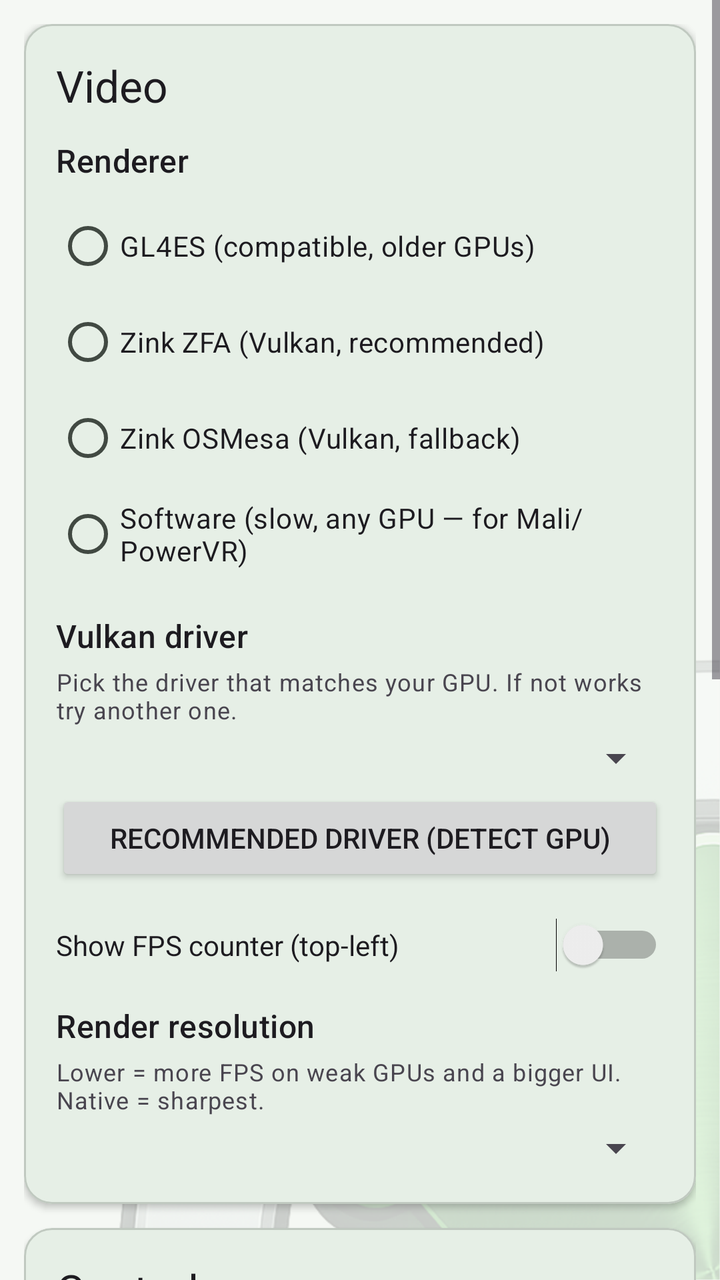
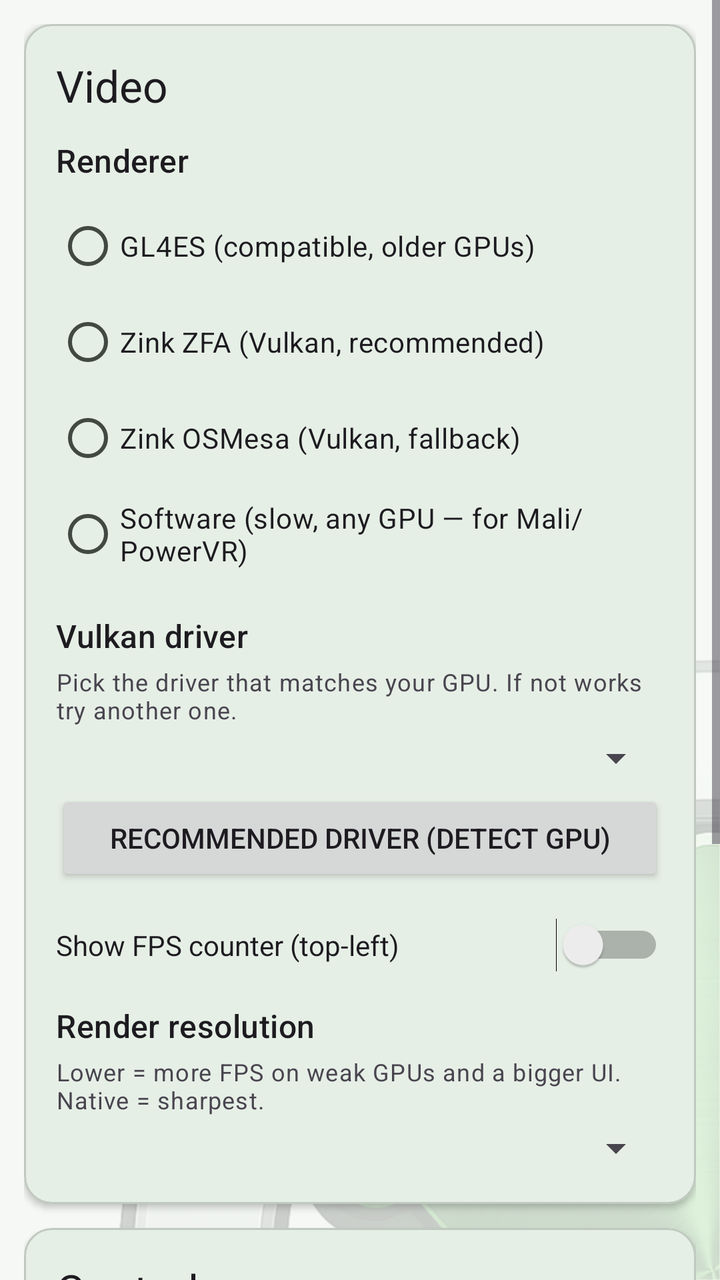

Screens rendered from an Android XML layout before and after an edit, with the pre-edit source and the edit as a unified diff.
<!-- AndroidManifest.xml: application theme AppTheme -->
<!-- res/layout/fragment_settings.xml -->
<?xml version="1.0" encoding="utf-8"?>
<ScrollView xmlns:android="http://schemas.android.com/apk/res/android"
    xmlns:app="http://schemas.android.com/apk/res-auto"
    android:layout_width="match_parent"
    android:layout_height="match_parent">

  <LinearLayout
    android:layout_width="match_parent"
    android:layout_height="wrap_content"
    android:orientation="vertical"
    android:padding="12dp">

    
    <com.google.android.material.card.MaterialCardView
        android:layout_width="match_parent"
        android:layout_height="wrap_content"
        android:layout_marginBottom="12dp"
        app:cardCornerRadius="14dp"
        app:cardElevation="2dp">

      <LinearLayout
          android:layout_width="match_parent"
          android:layout_height="wrap_content"
          android:orientation="vertical"
          android:padding="16dp">

        <TextView
            android:layout_width="wrap_content"
            android:layout_height="wrap_content"
            android:text="@string/card_video"
            android:textAppearance="?attr/textAppearanceTitleLarge"
            android:layout_marginBottom="12dp" />

        <TextView
            android:layout_width="wrap_content"
            android:layout_height="wrap_content"
            android:text="@string/renderer"
            android:textAppearance="?attr/textAppearanceTitleMedium"
            android:layout_marginBottom="8dp" />

        <RadioGroup
            android:id="@+id/rg_renderer"
            android:layout_width="wrap_content"
            android:layout_height="wrap_content"
            android:layout_marginBottom="16dp">

          <RadioButton
              android:id="@+id/rb_gl4es"
              android:layout_width="wrap_content"
              android:layout_height="wrap_content"
              android:text="@string/gl4es_label" />

          <RadioButton
              android:id="@+id/rb_zink_zfa"
              android:layout_width="wrap_content"
              android:layout_height="wrap_content"
              android:text="@string/zink_zfa_label" />

          <RadioButton
              android:id="@+id/rb_zink_osmesa"
              android:layout_width="wrap_content"
              android:layout_height="wrap_content"
              android:text="@string/zink_osmesa_label" />

          <RadioButton
              android:id="@+id/rb_softpipe"
              android:layout_width="wrap_content"
              android:layout_height="wrap_content"
              android:text="@string/softpipe_label" />
        </RadioGroup>

        <TextView
            android:layout_width="wrap_content"
            android:layout_height="wrap_content"
            android:text="@string/vulkan_driver"
            android:textAppearance="?attr/textAppearanceTitleMedium"
            android:layout_marginBottom="4dp" />

        <TextView
            android:layout_width="wrap_content"
            android:layout_height="wrap_content"
            android:text="@string/vulkan_driver_hint"
            android:textAppearance="?attr/textAppearanceBodySmall"
            android:layout_marginBottom="4dp" />

        <Spinner
            android:id="@+id/spinner_vulkan_driver"
            android:layout_width="match_parent"
            android:layout_height="wrap_content"
            android:layout_marginBottom="4dp" />

        <Button
            android:id="@+id/btn_recommend_driver"
            android:layout_width="match_parent"
            android:layout_height="wrap_content"
            android:text="@string/driver_recommend"
            android:textSize="14dp" />

        <Switch
            android:id="@+id/sw_show_fps"
            android:layout_width="match_parent"
            android:layout_height="wrap_content"
            android:layout_marginTop="16dp"
            android:text="@string/show_fps_label" />

        
        <TextView
            android:layout_width="wrap_content"
            android:layout_height="wrap_content"
            android:text="@string/render_res_label"
            android:textAppearance="?attr/textAppearanceTitleMedium"
            android:layout_marginTop="16dp"
            android:layout_marginBottom="4dp" />

        <TextView
            android:layout_width="wrap_content"
            android:layout_height="wrap_content"
            android:text="@string/render_res_hint"
            android:textAppearance="?attr/textAppearanceBodySmall"
            android:layout_marginBottom="4dp" />

        <Spinner
            android:id="@+id/spinner_render_res"
            android:layout_width="match_parent"
            android:layout_height="wrap_content" />
      </LinearLayout>
    </com.google.android.material.card.MaterialCardView>

    
    <com.google.android.material.card.MaterialCardView
        android:layout_width="match_parent"
        android:layout_height="wrap_content"
        android:layout_marginBottom="12dp"
        app:cardCornerRadius="14dp"
        app:cardElevation="2dp">

      <LinearLayout
          android:layout_width="match_parent"
          android:layout_height="wrap_content"
          android:orientation="vertical"
          android:padding="16dp">

        <TextView
            android:layout_width="wrap_content"
            android:layout_height="wrap_content"
            android:text="@string/card_controls"
            android:textAppearance="?attr/textAppearanceTitleLarge"
            android:layout_marginBottom="12dp" />

        <Button
            android:id="@+id/btn_edit_controls"
            android:layout_width="match_parent"
            android:layout_height="wrap_content"
            android:text="@string/edit_controls" />

        <Button
            android:id="@+id/btn_gamepad_mapper"
            android:layout_width="match_parent"
            android:layout_height="wrap_content"
            android:layout_marginTop="8dp"
            android:text="@string/gamepad_mapper_settings_btn" />

        <Switch
            android:id="@+id/sw_haptic"
            android:layout_width="match_parent"
            android:layout_height="wrap_content"
            android:layout_marginTop="16dp"
            android:text="@string/haptic_label" />

        <Switch
            android:id="@+id/sw_drag_pan"
            android:layout_width="match_parent"
            android:layout_height="wrap_content"
            android:layout_marginTop="12dp"
            android:text="@string/drag_pan_label" />
      </LinearLayout>
    </com.google.android.material.card.MaterialCardView>

    
    <com.google.android.material.card.MaterialCardView
        android:layout_width="match_parent"
        android:layout_height="wrap_content"
        android:layout_marginBottom="12dp"
        app:cardCornerRadius="14dp"
        app:cardElevation="2dp">

      <LinearLayout
          android:layout_width="match_parent"
          android:layout_height="wrap_content"
          android:orientation="vertical"
          android:padding="16dp">

        <TextView
            android:layout_width="wrap_content"
            android:layout_height="wrap_content"
            android:text="@string/card_sound"
            android:textAppearance="?attr/textAppearanceTitleLarge"
            android:layout_marginBottom="12dp" />

        <Button
            android:id="@+id/btn_steam_spike"
            android:layout_width="match_parent"
            android:layout_height="wrap_content"
            android:text="@string/sound_generate" />

        <TextView
            android:layout_width="match_parent"
            android:layout_height="wrap_content"
            android:text="@string/sound_generate_note"
            android:textAppearance="?attr/textAppearanceBodySmall"
            android:layout_marginTop="4dp"
            android:layout_marginBottom="8dp" />

        <Switch
            android:id="@+id/sw_audio"
            android:layout_width="match_parent"
            android:layout_height="wrap_content"
            android:layout_marginTop="4dp"
            android:text="@string/audio_label" />
      </LinearLayout>
    </com.google.android.material.card.MaterialCardView>

    
    <com.google.android.material.card.MaterialCardView
        android:layout_width="match_parent"
        android:layout_height="wrap_content"
        android:layout_marginBottom="12dp"
        app:cardCornerRadius="14dp"
        app:cardElevation="2dp">

      <LinearLayout
          android:layout_width="match_parent"
          android:layout_height="wrap_content"
          android:orientation="vertical"
          android:padding="16dp">

        
        <TextView
            android:id="@+id/tv_advanced_header"
            android:layout_width="match_parent"
            android:layout_height="wrap_content"
            android:text="@string/card_advanced"
            android:textAppearance="?attr/textAppearanceTitleLarge"
            android:drawableEnd="@android:drawable/arrow_down_float"
            android:clickable="true"
            android:focusable="true" />

        <LinearLayout
            android:id="@+id/ll_advanced_content"
            android:layout_width="match_parent"
            android:layout_height="wrap_content"
            android:orientation="vertical"
            android:visibility="gone">

          <Switch
              android:id="@+id/sw_debug"
              android:layout_width="match_parent"
              android:layout_height="wrap_content"
              android:layout_marginTop="12dp"
              android:text="@string/debug_mode" />

          <Switch
              android:id="@+id/sw_compat_mode"
              android:layout_width="match_parent"
              android:layout_height="wrap_content"
              android:layout_marginTop="12dp"
              android:text="@string/compat_mode_label" />

          <TextView
              android:layout_width="match_parent"
              android:layout_height="wrap_content"
              android:layout_marginTop="2dp"
              android:textAppearance="?attr/textAppearanceBodySmall"
              android:alpha="0.7"
              android:text="@string/compat_mode_hint" />

          <TextView
              android:layout_width="wrap_content"
              android:layout_height="wrap_content"
              android:layout_marginTop="16dp"
              android:text="@string/env_section_header"
              android:textAppearance="?attr/textAppearanceTitleMedium" />

          <TextView
              android:layout_width="match_parent"
              android:layout_height="wrap_content"
              android:text="@string/env_vars_hint"
              android:textAppearance="?attr/textAppearanceBodySmall"
              android:layout_marginBottom="4dp" />

          <EditText
              android:id="@+id/et_env_vars"
              android:layout_width="match_parent"
              android:layout_height="wrap_content"
              android:fontFamily="monospace"
              android:textSize="13sp"
              android:inputType="textNoSuggestions|textMultiLine|textVisiblePassword"
              android:hint="@string/env_vars_hint_example" />

          
          <Switch
              android:id="@+id/sw_strict_barriers"
              android:layout_width="wrap_content"
              android:layout_height="wrap_content"
              android:text="@string/strict_barriers"
              android:visibility="gone" />

          <Button
              android:id="@+id/btn_smoketest"
              android:layout_width="wrap_content"
              android:layout_height="wrap_content"
              android:text="@string/smoketest_label"
              android:visibility="gone" />

          <Button
              android:id="@+id/btn_steam_dl"
              android:layout_width="wrap_content"
              android:layout_height="wrap_content"
              android:text="@string/steam_dl_label"
              android:visibility="gone" />

          <TextView
              android:id="@+id/tv_steam_dl_status"
              android:layout_width="match_parent"
              android:layout_height="wrap_content"
              android:textIsSelectable="true"
              android:visibility="gone"
              android:textSize="12sp" />

          
          <LinearLayout
              android:layout_width="match_parent"
              android:layout_height="wrap_content"
              android:orientation="vertical"
              android:visibility="gone">

            <TextView
                android:id="@+id/tv_render_scale_label"
                android:layout_width="wrap_content"
                android:layout_height="wrap_content"
                android:text="Render scale: 60%"
                android:textAppearance="?attr/textAppearanceTitleMedium" />

            <SeekBar
                android:id="@+id/sb_render_scale"
                android:layout_width="match_parent"
                android:layout_height="wrap_content"
                android:max="33"
                android:progress="5" />
          </LinearLayout>
        </LinearLayout>
      </LinearLayout>
    </com.google.android.material.card.MaterialCardView>

  </LinearLayout>
</ScrollView>
<!-- resources referenced by this layout -->
<resources>
  <string name="audio_label">Game sound</string>
  <string name="card_advanced">Advanced</string>
  <string name="card_controls">Controls</string>
  <string name="card_sound">Sound</string>
  <string name="card_video">Video</string>
  <string name="compat_mode_label">Compatibility mode</string>
  <string name="debug_mode">Debug mode (verbose log)</string>
  <string name="drag_pan_label">Drag the map with a finger to pan</string>
  <string name="driver_recommend">Recommended driver (detect GPU)</string>
  <string name="edit_controls">Edit on-screen controls…</string>
  <string name="env_section_header">Environment variables</string>
  <string name="env_vars_hint_example">e.g. BOX64_DYNAREC_ALIGNED_ATOMICS=1</string>
  <string name="gamepad_mapper_settings_btn">Gamepad mapping</string>
  <string name="gl4es_label">GL4ES (compatible, older GPUs)</string>
  <string name="haptic_label">Vibrate on button press</string>
  <string name="render_res_hint">Lower = more FPS on weak GPUs and a bigger UI. Native = sharpest.</string>
  <string name="render_res_label">Render resolution</string>
  <string name="renderer">Renderer</string>
  <string name="show_fps_label">Show FPS counter (top-left)</string>
  <string name="smoketest_label">Test software renderer (OSMesa)</string>
  <string name="softpipe_label">Software (slow, any GPU — for Mali/PowerVR)</string>
  <string name="sound_generate">Install game sound</string>
  <string name="sound_generate_note">Game sound is installed as a separate mod because of decoder issues. The toggle below turns that mod on or off. With sound on, the game takes a bit longer to load.</string>
  <string name="steam_dl_label">Steam download spike (RimWorld)</string>
  <string name="strict_barriers">Interpreter mode (test — VERY slow, diagnostic for save corruption)</string>
  <string name="vulkan_driver">Vulkan driver</string>
  <string name="vulkan_driver_hint">Pick the driver that matches your GPU. If not works try another one.</string>
  <string name="zink_osmesa_label">Zink OSMesa (Vulkan, fallback)</string>
  <string name="zink_zfa_label">Zink ZFA (Vulkan, recommended)</string>
  <color name="rd_primary">#2E7D32</color>
  <color name="rd_primary_container">#B4F0B6</color>
  <color name="rd_on_primary_container">#00210A</color>
  <color name="md_theme_secondary">#4F6354</color>
  <color name="md_theme_onSecondary">#FFFFFF</color>
  <color name="md_theme_secondaryContainer">#D2E8D6</color>
  <color name="md_theme_onSecondaryContainer">#0E1F14</color>
  <color name="md_theme_tertiary">#3A656E</color>
  <color name="md_theme_onTertiary">#FFFFFF</color>
  <color name="md_theme_tertiaryContainer">#BEEAF5</color>
  <color name="md_theme_onTertiaryContainer">#001F25</color>
  <color name="md_theme_error">#BA1A1A</color>
  <color name="md_theme_onError">#FFFFFF</color>
  <color name="md_theme_errorContainer">#FFDAD6</color>
  <color name="md_theme_onErrorContainer">#410002</color>
  <color name="md_theme_background">#F5F8F4</color>
  <color name="md_theme_onBackground">#181D18</color>
  <color name="md_theme_surface">#F5F8F4</color>
  <color name="md_theme_onSurface">#181D18</color>
  <color name="md_theme_surfaceVariant">#DCE5DC</color>
  <color name="md_theme_onSurfaceVariant">#414942</color>
  <color name="md_theme_outlineVariant">#C0C9C0</color>
  <color name="md_theme_inverseSurface">#2D322E</color>
  <color name="md_theme_inverseOnSurface">#EFF1EB</color>
  <color name="md_theme_inversePrimary">#86D88A</color>
  <color name="md_theme_surfaceDim">#D5DBD3</color>
  <color name="md_theme_surfaceBright">#F5F8F4</color>
  <color name="md_theme_surfaceContainerLowest">#FFFFFF</color>
  <color name="md_theme_surfaceContainerLow">#EFF2EC</color>
  <color name="md_theme_surfaceContainer">#E9ECE6</color>
  <color name="md_theme_surfaceContainerHigh">#E4E7E1</color>
  <color name="md_theme_surfaceContainerHighest">#DEE1DB</color>
  <!-- unchanged entries left out for length: 9 -->
</resources>

<!-- the commit's change to res/layout/fragment_settings.xml (unified diff, before → after) -->
@@ -177,48 +177,6 @@
     </com.google.android.material.card.MaterialCardView>
 
     
-    <com.google.android.material.card.MaterialCardView
-        android:layout_width="match_parent"
-        android:layout_height="wrap_content"
-        android:layout_marginBottom="12dp"
-        app:cardCornerRadius="14dp"
-        app:cardElevation="2dp">
-
-      <LinearLayout
-          android:layout_width="match_parent"
-          android:layout_height="wrap_content"
-          android:orientation="vertical"
-          android:padding="16dp">
-
-        <TextView
-            android:layout_width="wrap_content"
-            android:layout_height="wrap_content"
-            android:text="@string/card_sound"
-            android:textAppearance="?attr/textAppearanceTitleLarge"
-            android:layout_marginBottom="12dp" />
-
-        <Button
-            android:id="@+id/btn_steam_spike"
-            android:layout_width="match_parent"
-            android:layout_height="wrap_content"
-            android:text="@string/sound_generate" />
-
-        <TextView
-            android:layout_width="match_parent"
-            android:layout_height="wrap_content"
-            android:text="@string/sound_generate_note"
-            android:textAppearance="?attr/textAppearanceBodySmall"
-            android:layout_marginTop="4dp"
-            android:layout_marginBottom="8dp" />
-
-        <Switch
-            android:id="@+id/sw_audio"
-            android:layout_width="match_parent"
-            android:layout_height="wrap_content"
-            android:layout_marginTop="4dp"
-            android:text="@string/audio_label" />
-      </LinearLayout>
-    </com.google.android.material.card.MaterialCardView>
 
     
     <com.google.android.material.card.MaterialCardView
<!-- resource entries referenced after the edit -->
@@ -1,9 +1,7 @@
 <!-- resources referenced by this layout -->
 <resources>
-  <string name="audio_label">Game sound</string>
   <string name="card_advanced">Advanced</string>
   <string name="card_controls">Controls</string>
-  <string name="card_sound">Sound</string>
   <string name="card_video">Video</string>
   <string name="compat_mode_label">Compatibility mode</string>
   <string name="debug_mode">Debug mode (verbose log)</string>
@@ -21,8 +19,6 @@
   <string name="show_fps_label">Show FPS counter (top-left)</string>
   <string name="smoketest_label">Test software renderer (OSMesa)</string>
   <string name="softpipe_label">Software (slow, any GPU — for Mali/PowerVR)</string>
-  <string name="sound_generate">Install game sound</string>
-  <string name="sound_generate_note">Game sound is installed as a separate mod because of decoder issues. The toggle below turns that mod on or off. With sound on, the game takes a bit longer to load.</string>
   <string name="steam_dl_label">Steam download spike (RimWorld)</string>
   <string name="strict_barriers">Interpreter mode (test — VERY slow, diagnostic for save corruption)</string>
   <string name="vulkan_driver">Vulkan driver</string>
